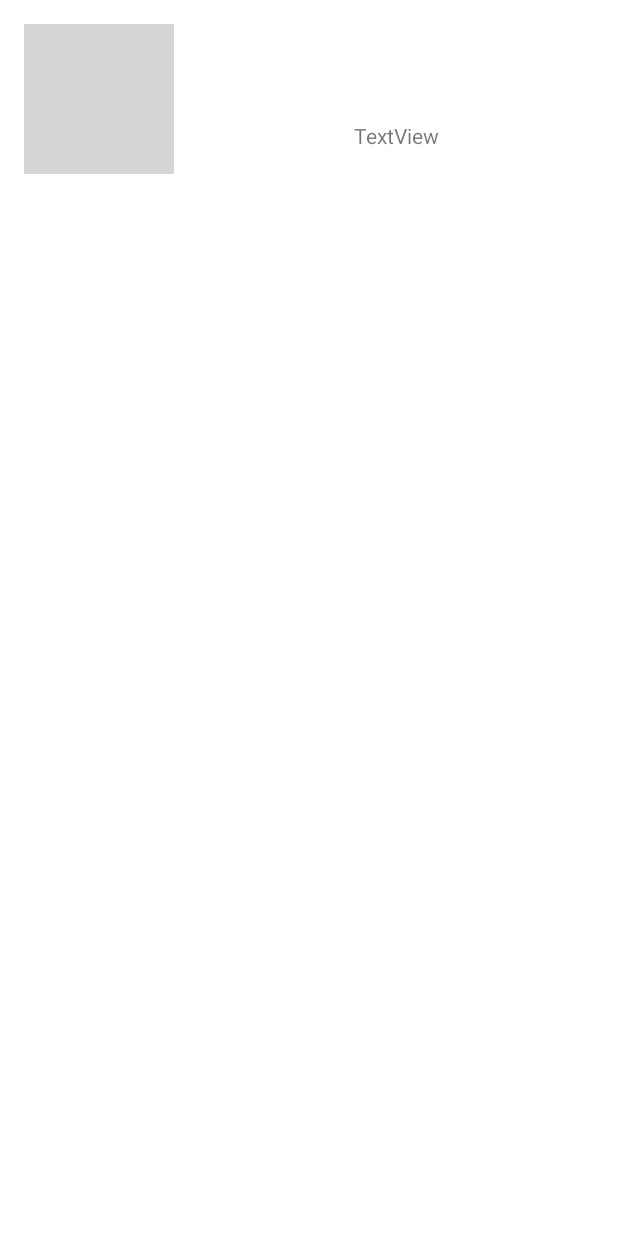
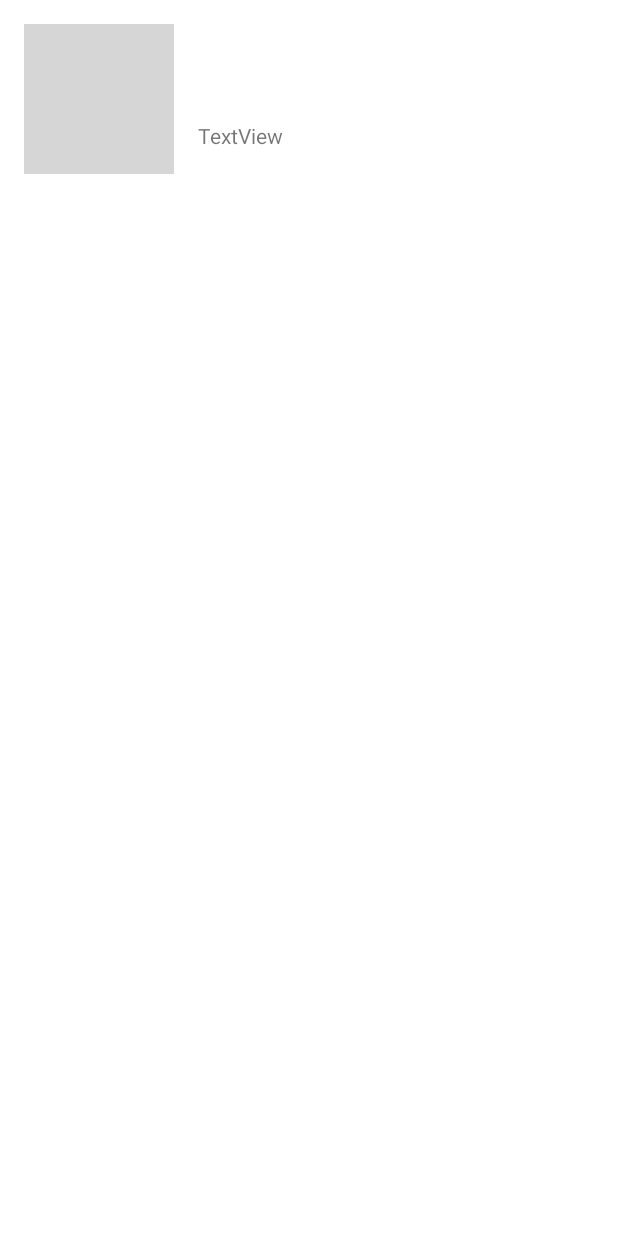
Before and after one commit to jannyXDD/PALC, an Android app: the layout list_item.xml on its own in the app's theme, with its tools: preview values and no code run, on a phone screen of 412 x 824 dp. Run offline under Robolectric (Android 15) with nearby library versions, the light colour scheme and no system bars; grey boxes are pictures that could not be loaded.

Commit message:
nada de especial

```diff
--- a/Android/Project/app/src/main/res/layout/list_item.xml
+++ b/Android/Project/app/src/main/res/layout/list_item.xml
@@ -34,7 +34,7 @@
 
     <TextView
         android:id="@+id/bookDesc"
-        android:layout_width="wrap_content"
+        android:layout_width="0dp"
         android:layout_height="wrap_content"
         android:layout_marginStart="16dp"
         android:layout_marginLeft="16dp"
--- a/Android/Project/app/src/main/res/values/strings.xml
+++ b/Android/Project/app/src/main/res/values/strings.xml
@@ -1,3 +1,3 @@
 <resources>
-    <string name="app_name">Project</string>
+    <string name="app_name">Catálogo Eletrónico de Livros da Biblioteca da Escola Santiago Maior</string>
 </resources>
```
Also changed, not shown: Android/Project/app/src/main/java/pt/ipbeja/estig/twdm/pdm1/project/MainActivity.java (+4 -4 lines).
